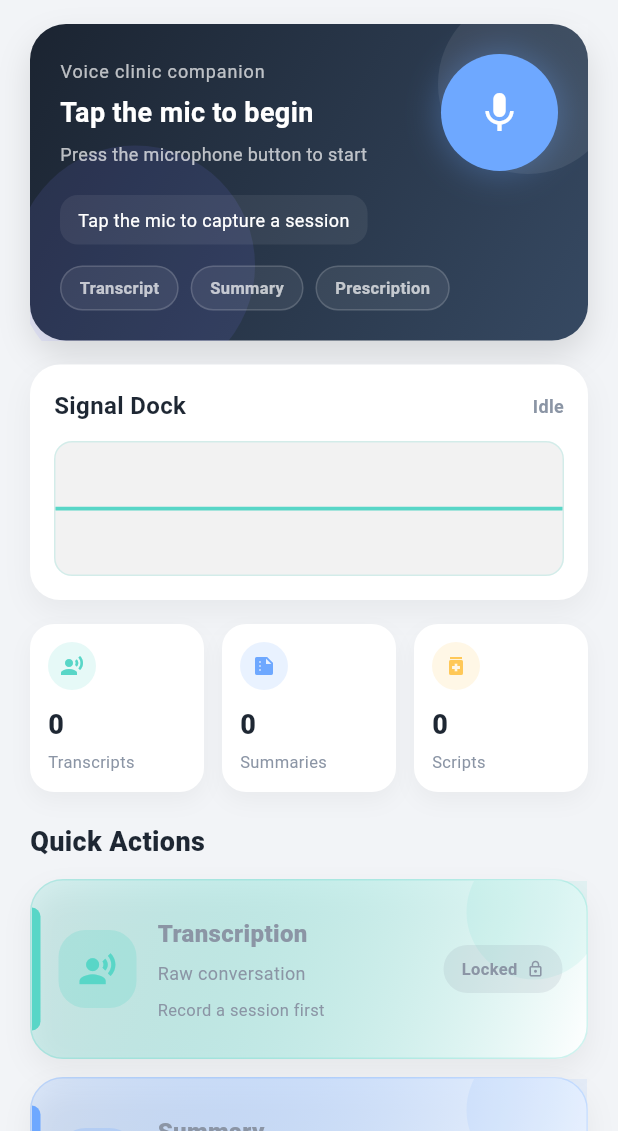
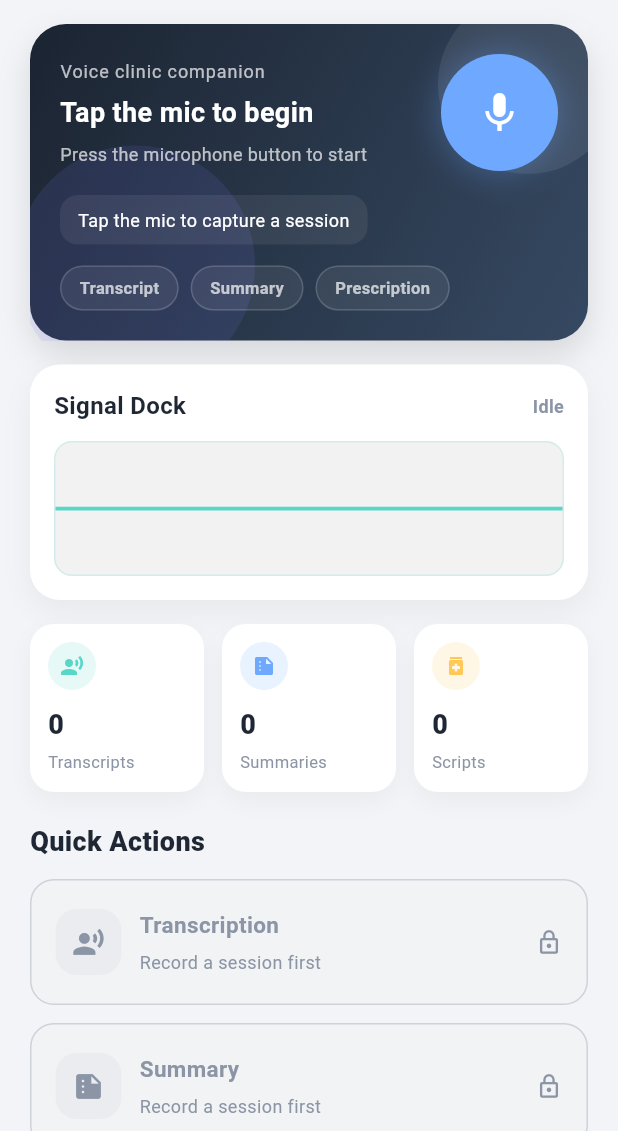
Before and after one commit to SISIR-REDDY/Doctor-AI, a Flutter app: the TranscriptionScreen screen opened directly, on a phone screen of 412 x 824 dp, the part 105-1236 px from its top. Run offline on Flutter 3.47's test engine with Material 3 defaults, Android fonts, the phone set to English and light mode, and no system bars; our stand-ins replace auto_size_text, cloud_firestore, firebase_auth, firebase_core, firebase_messaging, flutter_dotenv and 8 more; missing offline and left inert: record; accounts and stored records are empty; Roboto replaces fonts that are missing (SF Pro Display).

Commit message:
new widget designs

```diff
--- a/lib/features/transcription/presentation/transcription_screen.dart
+++ b/lib/features/transcription/presentation/transcription_screen.dart
@@ -517,7 +517,10 @@ class _TranscriptionScreenState extends State<TranscriptionScreen> {
       children: [
         _buildActionTile(
           title: 'Transcription',
-          subtitle: 'Raw conversation',
+          subtitle: _previewLine(
+            controller.transcription,
+            fallback: 'Record a session first',
+          ),
           icon: Icons.record_voice_over,
           color: _mint,
           isEnabled: controller.transcription.isNotEmpty,
@@ -528,7 +531,10 @@ class _TranscriptionScreenState extends State<TranscriptionScreen> {
         const SizedBox(height: 12),
         _buildActionTile(
           title: 'Summary',
-          subtitle: 'Key takeaways',
+          subtitle: _previewLine(
+            controller.summary,
+            fallback: 'Record a session first',
+          ),
           icon: Icons.summarize,
           color: _sky,
           isEnabled: controller.summary.isNotEmpty,
@@ -539,7 +545,10 @@ class _TranscriptionScreenState extends State<TranscriptionScreen> {
         const SizedBox(height: 12),
         _buildActionTile(
           title: 'Prescription',
-          subtitle: 'Medication & notes',
+          subtitle: _previewLine(
+            controller.prescription,
+            fallback: 'Record a session first',
+          ),
           icon: Icons.medication,
           color: _sun,
           isEnabled: controller.prescription.isNotEmpty,
@@ -559,70 +568,37 @@ class _TranscriptionScreenState extends State<TranscriptionScreen> {
     required bool isEnabled,
     required VoidCallback onPressed,
   }) {
-    final badgeText = isEnabled ? 'Open' : 'Locked';
-    final badgeIcon = isEnabled ? Icons.arrow_forward : Icons.lock_outline;
-    final badgeColor = isEnabled ? color : _muted;
-    final actionHint = isEnabled ? 'Tap to review' : 'Record a session first';
+    final borderColor = isEnabled ? color : _muted.withAlpha(90);
+    final fillColor = isEnabled ? Colors.white : const Color(0xFFF2F3F5);
+    final iconColor = isEnabled ? color : _muted;
+    final titleColor = isEnabled ? _ink : _muted;
 
     return Material(
       color: Colors.transparent,
       child: InkWell(
         onTap: isEnabled ? onPressed : null,
-        borderRadius: BorderRadius.circular(22),
+        borderRadius: BorderRadius.circular(16),
         child: Container(
-          height: 120,
+          height: 84,
           decoration: BoxDecoration(
-            gradient: LinearGradient(
-              colors: [color.withAlpha(45), _card],
-              begin: Alignment.topLeft,
-              end: Alignment.bottomRight,
+            color: fillColor,
+            borderRadius: BorderRadius.circular(16),
+            border: Border.all(color: borderColor, width: 1),
           ),
-            borderRadius: BorderRadius.circular(22),
-            border: Border.all(color: color.withAlpha(70)),
-            boxShadow: [
-              BoxShadow(color: Colors.black.withAlpha(14), blurRadius: 16, offset: const Offset(0, 8)),
-            ],
-          ),
-          child: Stack(
-            children: [
-              Positioned(
-                top: -24,
-                right: -10,
-                child: Container(
-                  width: 90,
-                  height: 90,
-                  decoration: BoxDecoration(
-                    shape: BoxShape.circle,
-                    color: color.withAlpha(28),
-                  ),
-                ),
-              ),
-              Positioned(
-                left: 0,
-                top: 18,
-                bottom: 18,
-                child: Container(
-                  width: 6,
-                  decoration: BoxDecoration(
-                    color: color,
-                    borderRadius: const BorderRadius.horizontal(right: Radius.circular(12)),
-                  ),
-                ),
-              ),
-              Padding(
-                padding: const EdgeInsets.fromLTRB(18, 16, 16, 16),
+          child: Padding(
+            padding: const EdgeInsets.symmetric(horizontal: 16, vertical: 10),
             child: Row(
               children: [
                 Container(
-                      width: 52,
-                      height: 52,
+                  width: 44,
+                  height: 44,
                   decoration: BoxDecoration(
-                        color: color.withAlpha(60),
-                        borderRadius: BorderRadius.circular(18),
+                    color: iconColor.withAlpha(18),
+                    borderRadius: BorderRadius.circular(14),
                   ),
-                      child: Icon(icon, color: color, size: 26),
+                  child: Icon(icon, color: iconColor, size: 22),
                 ),
-                    const SizedBox(width: 14),
+                const SizedBox(width: 12),
                 Expanded(
                   child: Column(
                     crossAxisAlignment: CrossAxisAlignment.start,
@@ -630,46 +606,36 @@ class _TranscriptionScreenState extends State<TranscriptionScreen> {
                     children: [
                       Text(
                         title,
-                            style: TextStyle(fontSize: 16, fontWeight: FontWeight.w800, color: isEnabled ? _ink : _muted),
+                        style: TextStyle(fontSize: 15, fontWeight: FontWeight.w700, color: titleColor),
                       ),
                       const SizedBox(height: 6),
                       Text(
                         subtitle,
+                        maxLines: 1,
+                        overflow: TextOverflow.ellipsis,
                         style: const TextStyle(fontSize: 12, color: _muted),
-                          ),
-                          const SizedBox(height: 8),
-                          Text(
-                            actionHint,
-                            style: const TextStyle(fontSize: 11, color: _muted),
                       ),
                     ],
                   ),
                 ),
-                    Container(
-                      padding: const EdgeInsets.symmetric(horizontal: 12, vertical: 8),
-                      decoration: BoxDecoration(
-                        color: badgeColor.withAlpha(40),
-                        borderRadius: BorderRadius.circular(999),
-                      ),
-                      child: Row(
-                        children: [
-                          Text(
-                            badgeText,
-                            style: TextStyle(fontSize: 11, fontWeight: FontWeight.w700, color: badgeColor),
-                          ),
-                          const SizedBox(width: 6),
-                          Icon(badgeIcon, size: 12, color: badgeColor),
-                        ],
-                      ),
-                    ),
-                  ],
-                ),
+                Icon(
+                  isEnabled ? Icons.chevron_right : Icons.lock_outline,
+                  color: isEnabled ? _ink : _muted,
+                  size: 18,
                 ),
               ],
             ),
           ),
         ),
+      ),
     );
+  }
+
+  String _previewLine(String text, {required String fallback}) {
+    final trimmed = text.trim();
+    if (trimmed.isEmpty) return fallback;
+    final singleLine = trimmed.replaceAll(RegExp(r'\s+'), ' ');
+    return singleLine.length > 90 ? '${singleLine.substring(0, 90)}...' : singleLine;
   }
 
   Widget _buildRecentCard(BuildContext context, TranscriptionController controller) {
```
Also changed, not shown: flutter_23.png (added), flutter_24.png (added). Lines whose indentation alone changed are shown as unchanged.
